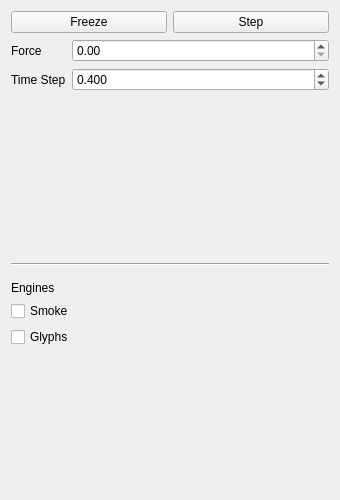
Old version of the form smoke/view/simulationtab.ui in the repository bvanloon/Scientific-Visualization.
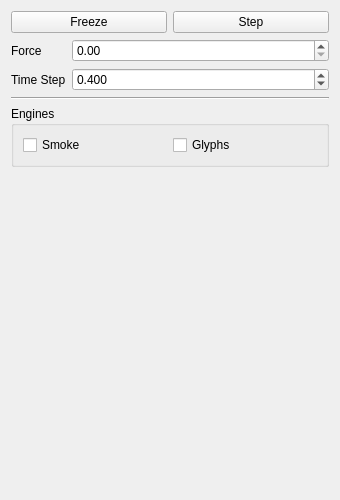
New version of the form.

Commit message: Fixed the layout of the simulation tab.

Diff of the .ui file:
```diff
--- a/smoke/view/simulationtab.ui
+++ b/smoke/view/simulationtab.ui
@@ -92,36 +92,46 @@
     </widget>
    </item>
    <item>
-    <layout class="QFormLayout" name="formLayout_4">
-     <item row="1" column="0">
-      <widget class="QLabel" name="engineLabel">
-       <property name="text">
+    <widget class="QGroupBox" name="groupBox">
+     <property name="sizePolicy">
+      <sizepolicy hsizetype="Preferred" vsizetype="Minimum">
+       <horstretch>0</horstretch>
+       <verstretch>0</verstretch>
+      </sizepolicy>
+     </property>
+     <property name="title">
         <string>Engines</string>
        </property>
-      </widget>
-     </item>
-     <item row="2" column="0">
+     <layout class="QHBoxLayout" name="horizontalLayout_2">
+      <item>
       <widget class="QCheckBox" name="smokeCheckBox">
        <property name="text">
         <string>Smoke</string>
        </property>
       </widget>
      </item>
-     <item row="3" column="0">
+      <item>
       <widget class="QCheckBox" name="glyphsCheckBox">
        <property name="text">
         <string>Glyphs</string>
        </property>
       </widget>
      </item>
-     <item row="0" column="0">
-      <widget class="Line" name="line">
-       <property name="orientation">
-        <enum>Qt::Horizontal</enum>
-       </property>
-      </widget>
-     </item>
-    </layout>
+     </layout>
+    </widget>
+   </item>
+   <item>
+    <spacer name="verticalSpacer">
+     <property name="orientation">
+      <enum>Qt::Vertical</enum>
+     </property>
+     <property name="sizeHint" stdset="0">
+      <size>
+       <width>20</width>
+       <height>40</height>
+      </size>
+     </property>
+    </spacer>
    </item>
   </layout>
  </widget>
```
Lines whose indentation alone changed are shown as unchanged.
